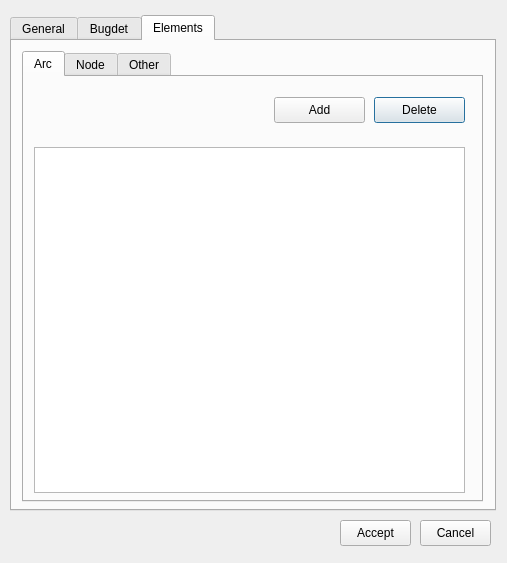
This is ui/plan_psector.ui in Giswater/giswater_qgis_plugin as Qt 5 draws it before an edit. The edited form follows.
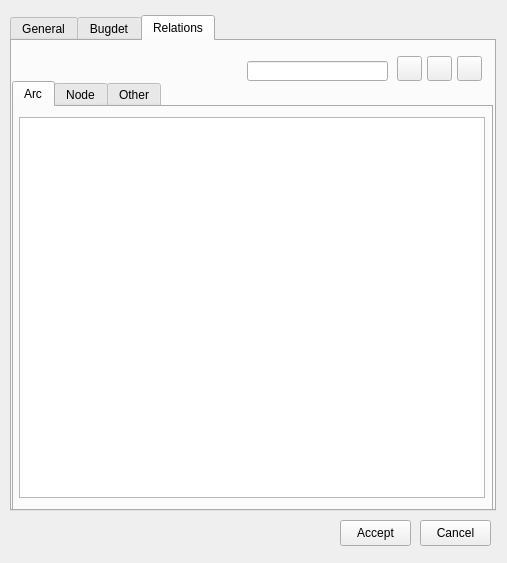
This is the edited form. The open tabs and pages were chosen to show the change. Icons and pictures are not drawn.

```diff
--- a/ui/plan_psector.ui
+++ b/ui/plan_psector.ui
@@ -1330,15 +1330,15 @@
    </widget>
    <widget class="QWidget" name="Elements">
     <attribute name="title">
-     <string>Elements</string>
+     <string>Relations</string>
     </attribute>
     <widget class="QTabWidget" name="tabWidget_2">
      <property name="geometry">
       <rect>
-       <x>10</x>
-       <y>10</y>
-       <width>461</width>
-       <height>451</height>
+       <x>0</x>
+       <y>40</y>
+       <width>481</width>
+       <height>431</height>
       </rect>
      </property>
      <property name="currentIndex">
@@ -1351,51 +1351,13 @@
       <widget class="QTableView" name="tbl_arc_plan">
        <property name="geometry">
         <rect>
-         <x>10</x>
-         <y>70</y>
-         <width>431</width>
-         <height>346</height>
+         <x>5</x>
+         <y>10</y>
+         <width>466</width>
+         <height>381</height>
         </rect>
        </property>
       </widget>
-      <widget class="QPushButton" name="btn_del_arc_plan">
-       <property name="geometry">
-        <rect>
-         <x>350</x>
-         <y>20</y>
-         <width>91</width>
-         <height>26</height>
-        </rect>
-       </property>
-       <property name="font">
-        <font>
-         <weight>50</weight>
-         <bold>false</bold>
-        </font>
-       </property>
-       <property name="text">
-        <string>Delete</string>
-       </property>
-      </widget>
-      <widget class="QPushButton" name="btn_add_arc_plan">
-       <property name="geometry">
-        <rect>
-         <x>250</x>
-         <y>20</y>
-         <width>91</width>
-         <height>26</height>
-        </rect>
-       </property>
-       <property name="font">
-        <font>
-         <weight>50</weight>
-         <bold>false</bold>
-        </font>
-       </property>
-       <property name="text">
-        <string>Add</string>
-       </property>
-      </widget>
      </widget>
      <widget class="QWidget" name="Node">
       <attribute name="title">
@@ -1504,6 +1466,67 @@
       </widget>
      </widget>
     </widget>
+    <widget class="QLineEdit" name="lineEdit">
+     <property name="geometry">
+      <rect>
+       <x>235</x>
+       <y>20</y>
+       <width>141</width>
+       <height>20</height>
+      </rect>
+     </property>
+    </widget>
+    <widget class="QPushButton" name="btn_snapping">
+     <property name="geometry">
+      <rect>
+       <x>445</x>
+       <y>15</y>
+       <width>25</width>
+       <height>25</height>
+      </rect>
+     </property>
+     <property name="text">
+      <string/>
+     </property>
+     <property name="icon">
+      <iconset>
+       <normaloff>icons/widgets/129.png</normaloff>icons/widgets/129.png</iconset>
+     </property>
+    </widget>
+    <widget class="QPushButton" name="btn_delete">
+     <property name="geometry">
+      <rect>
+       <x>415</x>
+       <y>15</y>
+       <width>25</width>
+       <height>25</height>
+      </rect>
+     </property>
+     <property name="text">
+      <string/>
+     </property>
+     <property name="icon">
+      <iconset>
+       <normaloff>icons/widgets/112.png</normaloff>icons/widgets/112.png</iconset>
+     </property>
+    </widget>
+    <widget class="QPushButton" name="btn_insert">
+     <property name="geometry">
+      <rect>
+       <x>385</x>
+       <y>15</y>
+       <width>25</width>
+       <height>25</height>
+      </rect>
+     </property>
+     <property name="text">
+      <string/>
+     </property>
+     <property name="icon">
+      <iconset>
+       <normaloff>icons/widgets/111.png</normaloff>icons/widgets/111.png</iconset>
+     </property>
+    </widget>
    </widget>
   </widget>
   <widget class="QPushButton" name="btn_accept">
```
Left out of the diff: 211 changed lines with no effect on the pictures.
